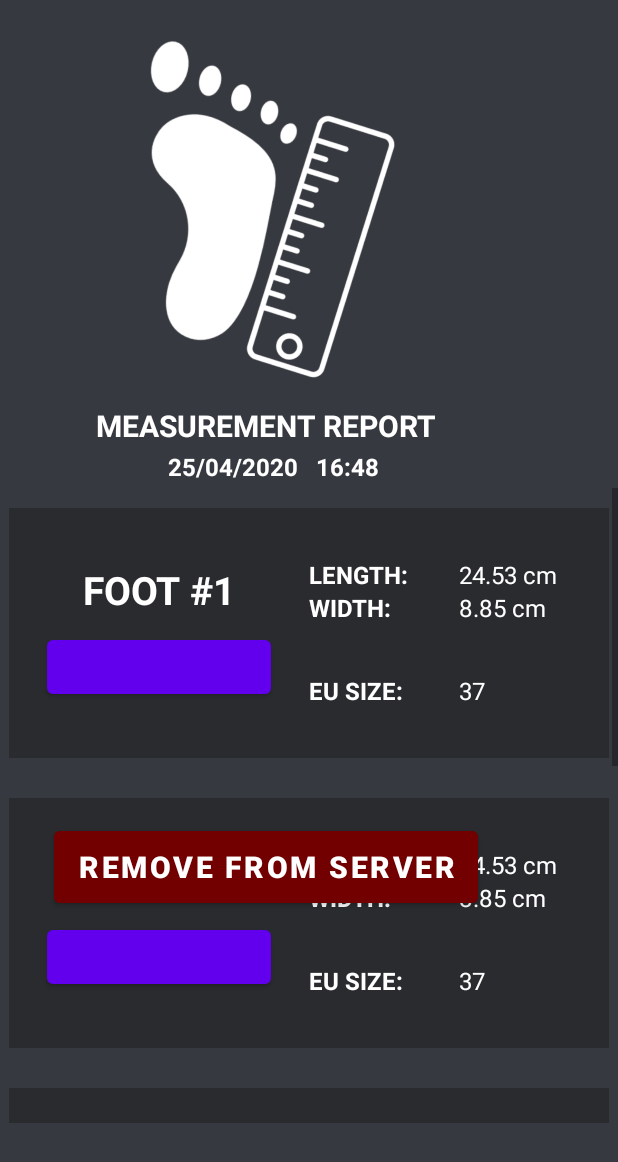
After one commit to Kamilkime/FootRuler-App, an Android app: the DataActivity screen opened directly, with no data from a screen before it, on a phone screen of 412 x 824 dp. The commit adds this screen. Shown: the top 1162 px of the screen. Run offline under Robolectric (Android 15) with nearby library versions, the phone set to English and light mode, and no system bars.

Commit message:
Add history and data components

```diff
--- a/app/build.gradle
+++ b/app/build.gradle
@@ -39,6 +39,9 @@ android {
         exclude 'META-INF/ASL2.0'
         exclude 'META-INF/*.kotlin_module'
     }
+    buildFeatures {
+        viewBinding true
+    }
 }
 
 dependencies {
@@ -50,6 +53,8 @@ dependencies {
     implementation 'androidx.camera:camera-view:1.0.0-alpha24'
     implementation 'org.apache.httpcomponents.client5:httpclient5:5.0.3'
     implementation 'commons-io:commons-io:2.8.0'
+    implementation 'androidx.navigation:navigation-fragment:2.3.0'
+    implementation 'androidx.navigation:navigation-ui:2.3.0'
 
     testImplementation 'junit:junit:4.13.2'
 
--- /dev/null
+++ b/app/src/main/java/pl/kamilkime/footruler/activity/DataActivity.java
@@ -0,0 +1,40 @@
+package pl.kamilkime.footruler.activity;
+
+import androidx.appcompat.app.AppCompatActivity;
+
+import android.content.Context;
+import android.os.Bundle;
+import android.util.Log;
+import android.view.LayoutInflater;
+import android.view.View;
+import android.widget.LinearLayout;
+
+import pl.kamilkime.footruler.R;
+
+public class DataActivity extends AppCompatActivity {
+
+    @Override
+    protected void onCreate(final Bundle savedInstanceState) {
+        super.onCreate(savedInstanceState);
+        this.setContentView(R.layout.data_activity);
+
+        final LinearLayout entries = this.findViewById(R.id.entries);
+
+        for (int i = 0; i < 5; i++) {
+            final LayoutInflater inflater = (LayoutInflater) this.getSystemService(Context.LAYOUT_INFLATER_SERVICE);
+            final View entry = inflater.inflate(R.layout.data_entry, null);
+
+            entry.setLayoutParams(new LinearLayout.LayoutParams(600, 250));
+
+            ((LinearLayout.LayoutParams) entry.getLayoutParams()).setMargins(35, 20, 35, 20);
+            entry.requestLayout();
+
+            int finalI = i;
+            entry.setOnClickListener(v -> {
+                Log.i("Entry", String.valueOf(finalI));
+            });
+
+            entries.addView(entry);
+        }
+    }
+}
--- a/app/src/main/java/pl/kamilkime/footruler/activity/SettingsActivity.java
+++ b/app/src/main/java/pl/kamilkime/footruler/activity/SettingsActivity.java
@@ -5,7 +5,6 @@ import androidx.appcompat.app.AppCompatActivity;
 import android.os.Bundle;
 import android.view.View;
 import android.widget.EditText;
-import android.widget.Switch;
 
 import pl.kamilkime.footruler.R;
 
@@ -14,7 +13,7 @@ public class SettingsActivity extends AppCompatActivity {
     @Override
     protected void onCreate(final Bundle savedInstanceState) {
         super.onCreate(savedInstanceState);
-        this.setContentView(R.layout.settings_menu);
+        this.setContentView(R.layout.settings_activity);
 
         // TODO load and set settings in activity
 
--- /dev/null
+++ b/app/src/main/res/layout/data_activity.xml
@@ -0,0 +1,74 @@
+<?xml version="1.0" encoding="utf-8"?>
+<androidx.constraintlayout.widget.ConstraintLayout xmlns:android="http://schemas.android.com/apk/res/android"
+        xmlns:tools="http://schemas.android.com/tools"
+        xmlns:app="http://schemas.android.com/apk/res-auto"
+        android:layout_width="match_parent"
+        android:layout_height="match_parent"
+        tools:context=".activity.HistoryActivity">
+
+    <ImageView
+            android:layout_width="250dp"
+            android:layout_height="250dp"
+            app:srcCompat="@drawable/logo"
+            android:id="@+id/foot"
+            app:layout_constraintTop_toTopOf="parent"
+            android:layout_marginTop="10dp"
+            app:layout_constraintStart_toStartOf="parent"
+            android:layout_marginStart="55dp" />
+
+    <TextView
+            android:text="@string/data_header"
+            android:layout_width="wrap_content"
+            android:layout_height="wrap_content"
+            android:id="@+id/textView5"
+            android:textSize="20sp"
+            android:textStyle="bold"
+            android:textColor="@color/white"
+            app:layout_constraintTop_toTopOf="parent"
+            android:layout_marginTop="270dp"
+            app:layout_constraintStart_toStartOf="parent"
+            android:layout_marginStart="64dp" />
+
+    <TextView
+            android:text="25/04/2020   16:48"
+            android:layout_width="wrap_content"
+            android:layout_height="wrap_content"
+            android:id="@+id/date"
+            android:textSize="16sp"
+            android:textColor="@color/white"
+            android:textStyle="bold"
+            app:layout_constraintTop_toTopOf="parent"
+            android:layout_marginTop="300dp"
+            app:layout_constraintStart_toStartOf="parent"
+            android:layout_marginStart="112dp" />
+
+    <ScrollView
+            android:layout_width="match_parent"
+            android:layout_height="match_parent"
+            app:layout_constraintTop_toTopOf="parent"
+            app:layout_constraintStart_toStartOf="parent"
+            android:layout_marginTop="325dp"
+            app:layout_constraintBottom_toBottomOf="parent"
+            android:layout_marginBottom="75dp">
+
+        <LinearLayout
+                android:layout_width="match_parent"
+                android:layout_height="wrap_content"
+                android:orientation="vertical"
+                android:id="@+id/entries"
+                android:gravity="center_horizontal" />
+    </ScrollView>
+
+    <Button
+            android:text="@string/remove_from_server"
+            android:layout_width="wrap_content"
+            android:layout_height="60dp"
+            android:id="@+id/remove_button"
+            app:layout_constraintTop_toTopOf="parent"
+            android:layout_marginTop="548dp"
+            android:textSize="20sp"
+            android:textStyle="bold"
+            android:backgroundTint="@color/dark_red"
+            app:layout_constraintStart_toStartOf="parent"
+            android:layout_marginStart="36dp" />
+</androidx.constraintlayout.widget.ConstraintLayout>
--- /dev/null
+++ b/app/src/main/res/layout/data_entry.xml
@@ -0,0 +1,140 @@
+<?xml version="1.0" encoding="utf-8"?>
+<androidx.constraintlayout.widget.ConstraintLayout xmlns:android="http://schemas.android.com/apk/res/android"
+        xmlns:app="http://schemas.android.com/apk/res-auto"
+        xmlns:tools="http://schemas.android.com/tools"
+        android:layout_width="300dp"
+        android:layout_height="130dp"
+        android:backgroundTint="@color/dark_gray"
+        android:background="@color/dark_gray">
+
+    <LinearLayout
+            android:orientation="horizontal"
+            android:layout_width="match_parent"
+            android:layout_height="match_parent"
+            app:layout_constraintTop_toTopOf="parent"
+            app:layout_constraintStart_toStartOf="parent">
+
+        <LinearLayout
+                android:orientation="vertical"
+                android:layout_width="0dp"
+                android:layout_height="match_parent"
+                android:layout_weight="1"
+                android:gravity="center">
+
+            <TextView
+                    android:text="FOOT #1"
+                    android:layout_width="match_parent"
+                    android:layout_height="wrap_content"
+                    android:id="@+id/foot_no"
+                    android:textColor="@color/white"
+                    android:textStyle="bold"
+                    android:textSize="26sp"
+                    android:gravity="center" />
+
+            <Button
+                    android:layout_width="match_parent"
+                    android:layout_height="wrap_content"
+                    android:id="@+id/color"
+                    android:layout_marginStart="25dp"
+                    android:layout_marginEnd="25dp"
+                    android:layout_marginTop="10dp" />
+        </LinearLayout>
+
+        <LinearLayout
+                android:orientation="vertical"
+                android:layout_width="0dp"
+                android:layout_height="match_parent"
+                android:gravity="center_vertical"
+                android:layout_weight="1">
+
+            <LinearLayout
+                    android:orientation="horizontal"
+                    android:layout_width="match_parent"
+                    android:layout_height="wrap_content"
+                    android:layout_weight="1"
+                    android:gravity="bottom|clip_horizontal">
+
+                <TextView
+                        android:text="@string/foot_length"
+                        android:layout_width="0dp"
+                        android:layout_height="wrap_content"
+                        android:id="@+id/textView6"
+                        android:textSize="16sp"
+                        android:textStyle="bold"
+                        android:textColor="@color/white"
+                        android:layout_weight="1"
+                        android:gravity="start|center_vertical" />
+
+                <TextView
+                        android:text="24.53 cm"
+                        android:layout_width="0dp"
+                        android:layout_height="wrap_content"
+                        android:id="@+id/length"
+                        android:textSize="16sp"
+                        android:textColor="@color/white"
+                        android:layout_weight="1"
+                        android:gravity="start|center_vertical" />
+            </LinearLayout>
+
+            <LinearLayout
+                    android:orientation="horizontal"
+                    android:layout_width="match_parent"
+                    android:layout_height="wrap_content"
+                    android:layout_weight="1"
+                    android:gravity="top">
+
+                <TextView
+                        android:text="@string/foot_width"
+                        android:layout_width="0dp"
+                        android:layout_height="wrap_content"
+                        android:id="@+id/textView8"
+                        android:textSize="16sp"
+                        android:textStyle="bold"
+                        android:textColor="@color/white"
+                        android:layout_weight="1"
+                        android:gravity="start|center_vertical" />
+
+                <TextView
+                        android:text="8.85 cm"
+                        android:layout_width="0dp"
+                        android:layout_height="wrap_content"
+                        android:id="@+id/width"
+                        android:textSize="16sp"
+                        android:textColor="@color/white"
+                        android:layout_weight="1"
+                        android:gravity="start|center_vertical" />
+            </LinearLayout>
+
+            <LinearLayout
+                    android:orientation="horizontal"
+                    android:layout_width="match_parent"
+                    android:layout_height="wrap_content"
+                    android:layout_weight="1"
+                    android:gravity="center_horizontal|top">
+
+                <TextView
+                        android:text="@string/foot_eu_size"
+                        android:layout_width="0dp"
+                        android:layout_height="wrap_content"
+                        android:id="@+id/textView10"
+                        android:textSize="16sp"
+                        android:textStyle="bold"
+                        android:textColor="@color/white"
+                        android:layout_weight="1"
+                        android:gravity="start|center_vertical" />
+
+                <TextView
+                        android:text="37"
+                        android:layout_width="0dp"
+                        android:layout_height="wrap_content"
+                        android:id="@+id/eu_size"
+                        android:textSize="16sp"
+                        android:textColor="@color/white"
+                        android:layout_weight="1"
+                        android:gravity="start|center_vertical" />
+            </LinearLayout>
+
+        </LinearLayout>
+    </LinearLayout>
+
+</androidx.constraintlayout.widget.ConstraintLayout>
--- a/app/src/main/res/layout/main_menu.xml
+++ b/app/src/main/res/layout/main_activity.xml
@@ -60,7 +60,8 @@
             android:backgroundTint="@color/dark_gray"
             android:textColor="@color/white"
             android:textSize="20sp"
-            android:textStyle="bold" />
+            android:textStyle="bold"
+            android:onClick="openHistoryMenu" />
 
     <Button
             android:text="@string/settings_button"
--- a/app/src/main/res/values/strings.xml
+++ b/app/src/main/res/values/strings.xml
@@ -14,4 +14,11 @@
     <string name="settings_consent_true">Yes</string>
     <string name="settings_consent_false">No</string>
     <string name="settings_save_button">SAVE</string>
+    <string name="history_header">Feet history</string>
+    <string name="clear_history">CLEAR HISTORY</string>
+    <string name="data_header">MEASUREMENT REPORT</string>
+    <string name="remove_from_server">REMOVE FROM SERVER</string>
+    <string name="foot_length">LENGTH:</string>
+    <string name="foot_width">WIDTH: </string>
+    <string name="foot_eu_size">EU SIZE:</string>
 </resources>
--- a/build.gradle
+++ b/build.gradle
@@ -6,7 +6,7 @@ buildscript {
     }
 
     dependencies {
-        classpath "com.android.tools.build:gradle:4.1.3"
+        classpath 'com.android.tools.build:gradle:4.2.0'
 
         // NOTE: Do not place your application dependencies here; they belong
         // in the individual module build.gradle files
```
Also changed, not shown: app/src/main/AndroidManifest.xml (+9 -1 lines), app/src/main/java/pl/kamilkime/footruler/FootRuler.java (+7 -3 lines), app/src/main/java/pl/kamilkime/footruler/activity/CameraActivity.java (+43 -40 lines), app/src/main/java/pl/kamilkime/footruler/activity/HistoryActivity.java (added, +43 -0 lines), app/src/main/res/layout/history_activity.xml (added, +51 -0 lines), app/src/main/res/layout/history_entry.xml (added, +53 -0 lines), app/src/main/res/values/themes.xml (+10 -0 lines), app/src/main/res/layout/settings_activity.xml (renamed from app/src/main/res/layout/settings_menu.xml), gradle/wrapper/gradle-wrapper.properties.
